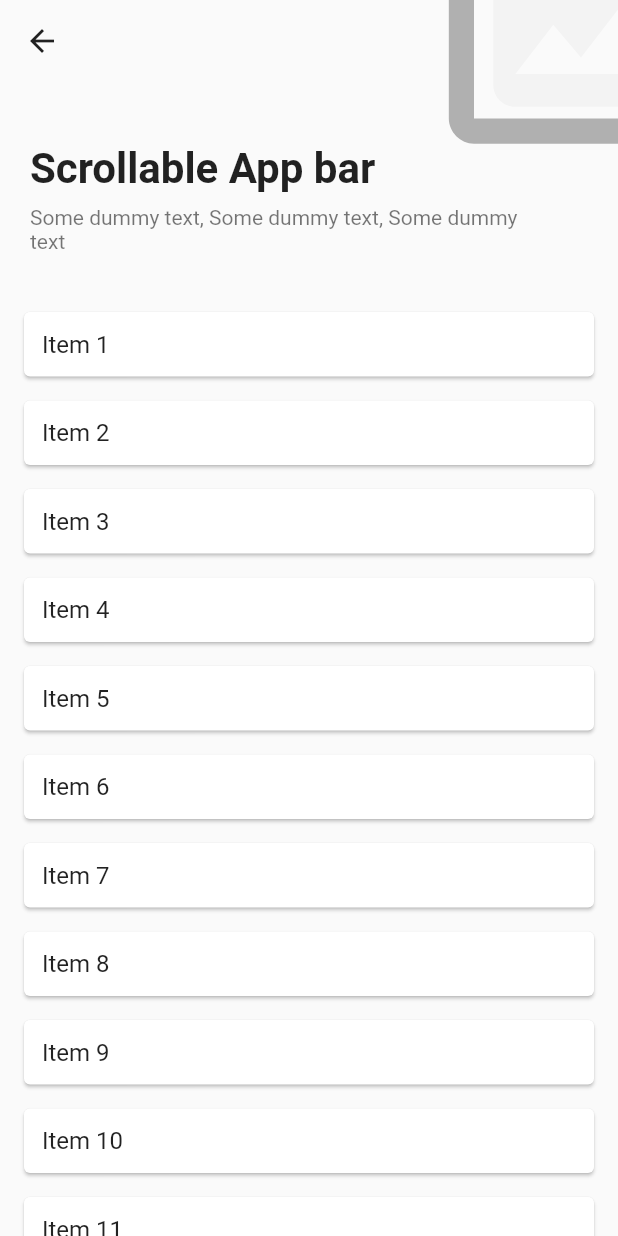
After one commit to mehulmk/Flutter-Animation, a Flutter app: the CustomAnimatedView screen opened by its route, on a phone screen of 412 x 824 dp. The commit adds this screen. Run offline on Flutter 3.47's test engine with Material 2 defaults, Android fonts, the phone set to English and light mode, and no system bars.

Commit message:
Custom AppBar animation added

```diff
--- a/appbar_animation/lib/core/app_constant.dart
+++ b/appbar_animation/lib/core/app_constant.dart
@@ -15,8 +15,13 @@ class AppConstant {
     ),
     AnimationType(
       title: "Smooth Animated Appbar",
-      desc: "Appbar with NotificationListener and AnimationBuilder ",
+      desc: "Appbar with NotificationListener and AnimationBuilder",
       pageRoute: AppPages.smoothAnimatedAppBar,
+    ),
+    AnimationType(
+      title: "Custom Appbar Animation",
+      desc: "Appbar with NotificationListener and AnimationBuilder",
+      pageRoute: AppPages.customAnimatedAppBar,
     ),
   ];
 }
--- a/appbar_animation/lib/core/app_pages.dart
+++ b/appbar_animation/lib/core/app_pages.dart
@@ -1,4 +1,5 @@
 import 'package:appbar_animation/view/animated/animated_view.dart';
+import 'package:appbar_animation/view/custom_animated/custom_animated_view.dart';
 import 'package:appbar_animation/view/home/home_view.dart';
 import 'package:appbar_animation/view/scroll_animated/scroll_animated_view.dart';
 import 'package:appbar_animation/view/smooth_animated/smooth_animated_view.dart';
@@ -8,6 +9,7 @@ class AppPages {
   static const animatedAppBar = "/animatedAppbar";
   static const scrollAnimatedAppBar = "/scrollAnimatedAppbar";
   static const smoothAnimatedAppBar = "/smoothAnimatedAppbar";
+  static const customAnimatedAppBar = "/customAnimatedAppbar";
 }
 
 var appRoutes = {
@@ -15,4 +17,5 @@ var appRoutes = {
   AppPages.animatedAppBar: (context) => AnimatedView(),
   AppPages.scrollAnimatedAppBar: (context) => ScrollAnimatedView(),
   AppPages.smoothAnimatedAppBar: (context) => const SmoothAnimatedView(),
+  AppPages.customAnimatedAppBar: (context) => const CustomAnimatedView(),
 };
--- /dev/null
+++ b/appbar_animation/lib/view/custom_animated/custom_animated_view.dart
@@ -0,0 +1,228 @@
+import 'package:flutter/material.dart';
+
+class CustomAnimatedView extends StatefulWidget {
+  const CustomAnimatedView({Key? key}) : super(key: key);
+
+  @override
+  State<CustomAnimatedView> createState() => _CustomAnimatedViewState();
+}
+
+class _CustomAnimatedViewState extends State<CustomAnimatedView>
+    with TickerProviderStateMixin {
+  late AnimationController animationController;
+  late Animation bgColorTween;
+  late Animation<double> elevationTween;
+  late Animation<double> subtitleVisibilityTween;
+  late Animation<double> radiusTween;
+  late Animation<double> heightTween;
+  late Animation<TextStyle> textStyleTween;
+  late Animation<double> outlineImageBottomPositionTween;
+  late Animation<double> fillImageBottomPositionTween;
+  late Animation<double> outlineImageRightPositionTween;
+  late Animation<double> fillImageRightPositionTween;
+
+  @override
+  void initState() {
+    super.initState();
+    animationController =
+        AnimationController(vsync: this, duration: const Duration(seconds: 0));
+    bgColorTween =
+        ColorTween(begin: Colors.black, end: const Color(0xFF212121)).animate(
+      CurvedAnimation(
+        parent: animationController,
+        curve: const Interval(
+          0.8,
+          1.0,
+          curve: Curves.easeIn,
+        ),
+      ),
+    );
+
+    elevationTween = Tween(begin: 0.0, end: 4.0).animate(
+      CurvedAnimation(
+        parent: animationController,
+        curve: const Interval(
+          0.8,
+          1.0,
+          curve: Curves.easeIn,
+        ),
+      ),
+    );
+    subtitleVisibilityTween = Tween(begin: 1.0, end: 0.0).animate(
+      CurvedAnimation(
+        parent: animationController,
+        curve: const Interval(
+          0.0,
+          0.5,
+          curve: Curves.easeIn,
+        ),
+      ),
+    );
+    radiusTween = Tween(begin: 0.0, end: 18.0).animate(
+      CurvedAnimation(
+        parent: animationController,
+        curve: const Interval(
+          0.8,
+          1.0,
+          curve: Curves.easeIn,
+        ),
+      ),
+    );
+    heightTween = Tween(begin: 183.0, end: 56.0).animate(animationController);
+    textStyleTween = TextStyleTween(
+        begin: const TextStyle(
+          fontSize: 28.0,
+          fontWeight: FontWeight.bold,
+        ),
+        end: const TextStyle(
+          fontSize: 24.0,
+          fontWeight: FontWeight.bold,
+        )).animate(animationController);
+
+    outlineImageBottomPositionTween =
+        Tween(begin: 90.0, end: 56.0).animate(animationController);
+    outlineImageRightPositionTween =
+        Tween(begin: -70.0, end: -150.0).animate(animationController);
+    fillImageBottomPositionTween =
+        Tween(begin: 54.0, end: 136.0).animate(animationController);
+    fillImageRightPositionTween =
+        Tween(begin: -54.0, end: -240.0).animate(animationController);
+  }
+
+  bool _scrollListener(ScrollNotification scrollInfo) {
+    if (scrollInfo.metrics.axis == Axis.vertical &&
+        scrollInfo.metrics.pixels <= 127) {
+      animationController.animateTo(scrollInfo.metrics.pixels / 127);
+      return true;
+    } else {
+      animationController.animateTo(1.0);
+      return false;
+    }
+  }
+
+  @override
+  Widget build(BuildContext context) {
+    return Scaffold(
+      appBar: PreferredSize(
+        preferredSize: const Size(0, 0),
+        child: Container(
+          color: Colors.black,
+        ),
+      ),
+      body: NotificationListener<ScrollNotification>(
+        onNotification: _scrollListener,
+        child: Stack(
+          children: [
+            ListView.builder(
+              itemCount: 50,
+              padding: const EdgeInsets.only(top: 200),
+              itemBuilder: (context, index) => Card(
+                margin: const EdgeInsets.symmetric(horizontal: 16, vertical: 8),
+                child: Padding(
+                  padding: const EdgeInsets.all(12),
+                  child: Text(
+                    "Item ${index + 1}",
+                    style: Theme.of(context).textTheme.subtitle1,
+                  ),
+                ),
+              ),
+            ),
+            SizedBox(
+              width: MediaQuery.of(context).size.width,
+              child: AnimatedBuilder(
+                animation: animationController,
+                builder: (context, child) {
+                  return PhysicalModel(
+                    color: Theme.of(context).scaffoldBackgroundColor,
+                    elevation: elevationTween.value,
+                    borderRadius: BorderRadius.only(
+                      bottomLeft: Radius.circular(radiusTween.value),
+                      bottomRight: Radius.circular(radiusTween.value),
+                    ),
+                    child: SizedBox(
+                      height: heightTween.value,
+                      child: Stack(
+                        children: <Widget>[
+                          Positioned(
+                            bottom: fillImageBottomPositionTween.value,
+                            right: fillImageRightPositionTween.value,
+                            child: Icon(
+                              Icons.crop_square_outlined,
+                              size: 200,
+                              color: Colors.grey.withOpacity(0.8),
+                            ),
+                          ),
+                          Positioned(
+                            bottom: outlineImageBottomPositionTween.value,
+                            right: outlineImageRightPositionTween.value,
+                            child: Icon(
+                              Icons.image,
+                              size: 175,
+                              color: Colors.grey.withOpacity(0.08),
+                            ),
+                          ),
+                          Padding(
+                            padding: const EdgeInsets.only(left: 8, top: 7),
+                            child: InkWell(
+                              onTap: () {
+                                Navigator.pop(context);
+                              },
+                              customBorder: const CircleBorder(),
+                              child: const Padding(
+                                padding: EdgeInsets.all(8.0),
+                                child: Icon(Icons.arrow_back),
+                              ),
+                            ),
+                          ),
+                          Positioned(
+                            bottom: 0.0,
+                            left: 36 * animationController.value,
+                            child: Padding(
+                              padding: const EdgeInsets.only(
+                                  bottom: 14, left: 20, right: 16),
+                              child: Column(
+                                crossAxisAlignment: CrossAxisAlignment.start,
+                                mainAxisSize: MainAxisSize.min,
+                                children: [
+                                  Text(
+                                    "Scrollable App bar",
+                                    style: textStyleTween.value,
+                                  ),
+                                  SizeTransition(
+                                    sizeFactor: subtitleVisibilityTween,
+                                    child: Opacity(
+                                      opacity: subtitleVisibilityTween.value,
+                                      child: Padding(
+                                        padding: const EdgeInsets.only(top: 8),
+                                        child: SizedBox(
+                                          width: MediaQuery.of(context).size.width -
+                                              62,
+                                          child: Text(
+                                            "Some dummy text, Some dummy text, Some dummy text ",
+                                            maxLines: 2,
+                                            style: Theme.of(context)
+                                                .textTheme
+                                                .caption!
+                                                .copyWith(fontSize: 14),
+                                          ),
+                                        ),
+                                      ),
+                                    ),
+                                  ),
+                                ],
+                              ),
+                            ),
+                          )
+                        ],
+                      ),
+                    ),
+                  );
+                },
+              ),
+            ),
+          ],
+        ),
+      ),
+    );
+  }
+}
--- a/appbar_animation/lib/view/smooth_animated/smooth_animated_view.dart
+++ b/appbar_animation/lib/view/smooth_animated/smooth_animated_view.dart
@@ -76,7 +76,20 @@ class _SmoothAnimatedViewState extends State<SmoothAnimatedView>
                 ),
                 child: Row(
                   children: [
-                    const SizedBox(width: 16),
+                    Padding(
+                      padding: const EdgeInsets.only(left: 8),
+                      child: InkWell(
+                        onTap: () {
+                          Navigator.pop(context);
+                        },
+                        customBorder: const CircleBorder(),
+                        child: const Padding(
+                          padding: EdgeInsets.all(8.0),
+                          child: Icon(Icons.arrow_back),
+                        ),
+                      ),
+                    ),
+                    const SizedBox(width: 8),
                     Text(
                       "Scrollable App bar",
                       style: Theme.of(context).textTheme.headline6,
```
